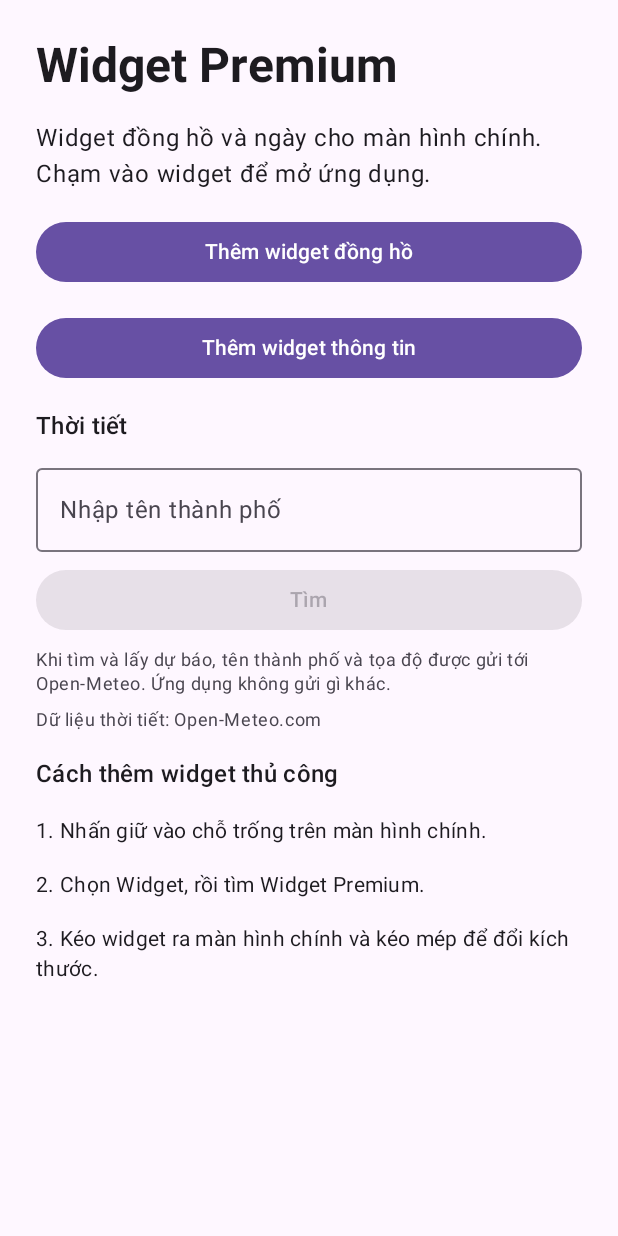
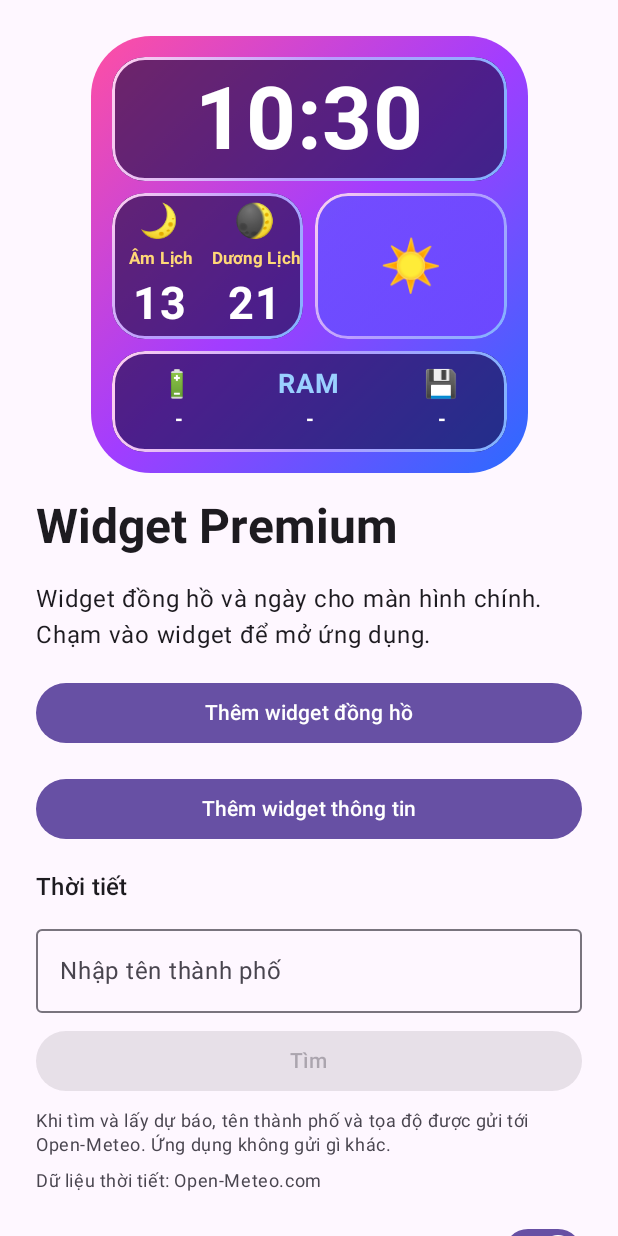
Before and after one commit to vava-prog/Widget-Premium, an Android app built with Jetpack Compose: the screen it shows after launch (MainActivity), on a phone screen of 412 x 824 dp. Run offline under Robolectric (Android 15) with nearby library versions, the phone set to English and light mode, and no system bars; 1 statement that could not run was skipped.

Commit message:
Live logo in app (real data, day/night) and day/night launcher icon via activity-alias with toggle
Co-Authored-By: Claude Sonnet 5.5 <noreply@anthropic.com>
Claude-Session: https://claude.ai/code/session_01Nk4VFSxSjZYMeE7WNy29ET

```diff
--- /dev/null
+++ b/app/src/main/java/com/vava/widgetpremium/LiveLogo.kt
@@ -0,0 +1,161 @@
+package com.vava.widgetpremium
+
+import androidx.compose.foundation.background
+import androidx.compose.foundation.border
+import androidx.compose.foundation.layout.Arrangement
+import androidx.compose.foundation.layout.Box
+import androidx.compose.foundation.layout.Column
+import androidx.compose.foundation.layout.Row
+import androidx.compose.foundation.layout.aspectRatio
+import androidx.compose.foundation.layout.fillMaxSize
+import androidx.compose.foundation.layout.fillMaxWidth
+import androidx.compose.foundation.layout.padding
+import androidx.compose.foundation.shape.RoundedCornerShape
+import androidx.compose.material3.Text
+import androidx.compose.runtime.Composable
+import androidx.compose.runtime.LaunchedEffect
+import androidx.compose.runtime.getValue
+import androidx.compose.runtime.mutableStateOf
+import androidx.compose.runtime.remember
+import androidx.compose.runtime.setValue
+import androidx.compose.ui.Alignment
+import androidx.compose.ui.Modifier
+import androidx.compose.ui.draw.clip
+import androidx.compose.ui.graphics.Brush
+import androidx.compose.ui.graphics.Color
+import androidx.compose.ui.platform.LocalContext
+import androidx.compose.ui.res.stringResource
+import androidx.compose.ui.text.font.FontWeight
+import androidx.compose.ui.text.style.TextAlign
+import androidx.compose.ui.unit.dp
+import androidx.compose.ui.unit.sp
+import java.util.Calendar
+import kotlin.math.roundToInt
+import kotlinx.coroutines.delay
+
+/**
+ * Logo sống: cùng bố cục với biểu tượng ứng dụng nhưng mọi con số là dữ liệu thật
+ * (giờ, ngày dương/âm, thời tiết, pin, RAM, bộ nhớ). Nền đổi theo ban ngày hoặc ban đêm thật.
+ */
+@Composable
+fun LiveLogo(modifier: Modifier = Modifier) {
+    val context = LocalContext.current
+    var now by remember { mutableStateOf(System.currentTimeMillis()) }
+    var battery by remember { mutableStateOf(DeviceStats.battery(context)) }
+    var ram by remember { mutableStateOf(DeviceStats.ram(context)) }
+    var storage by remember { mutableStateOf(DeviceStats.storage()) }
+    var weather by remember { mutableStateOf(WeatherStore.cached(context)) }
+    var isDay by remember { mutableStateOf(WidgetUpdater.isDay(context)) }
+
+    // Giờ: cập nhật đúng lúc sang phút mới
+    LaunchedEffect(Unit) {
+        while (true) {
+            now = System.currentTimeMillis()
+            isDay = WidgetUpdater.isDay(context, now)
+            delay(60_000L - now % 60_000L + 50L)
+        }
+    }
+    // Số liệu máy và thời tiết: mỗi 30 giây
+    LaunchedEffect(Unit) {
+        while (true) {
+            battery = DeviceStats.battery(context)
+            ram = DeviceStats.ram(context)
+            storage = DeviceStats.storage()
+            weather = WeatherStore.cached(context)
+            delay(30_000L)
+        }
+    }
+
+    val calendar = Calendar.getInstance().apply { timeInMillis = now }
+    val lunar = LunarCalendar.fromSolar(
+        calendar.get(Calendar.DAY_OF_MONTH), calendar.get(Calendar.MONTH) + 1, calendar.get(Calendar.YEAR)
+    )
+    val hour = calendar.get(Calendar.HOUR_OF_DAY)
+    val minute = calendar.get(Calendar.MINUTE)
+
+    val colors = if (isDay) {
+        listOf(Color(0xFFFF4FA3), Color(0xFFA23DFF), Color(0xFF2A6BFF))
+    } else {
+        listOf(Color(0xFF3A1F7A), Color(0xFF1B1F6B), Color(0xFF0E2A66))
+    }
+    val panelShape = RoundedCornerShape(22.dp)
+    val panelColor = Color(0x99140B3F)
+    val edge = Brush.linearGradient(listOf(Color(0xFFFFD1EF), Color(0xFFB99CFF), Color(0xFF7FB4FF)))
+
+    Box(
+        modifier
+            .fillMaxWidth()
+            .aspectRatio(1f)
+            .clip(RoundedCornerShape(40.dp))
+            .background(Brush.linearGradient(colors))
+            .padding(14.dp)
+    ) {
+        Column(Modifier.fillMaxSize(), verticalArrangement = Arrangement.spacedBy(8.dp)) {
+            // Đồng hồ
+            Box(
+                Modifier.fillMaxWidth().weight(1.1f).clip(panelShape).background(panelColor).border(2.dp, edge, panelShape),
+                contentAlignment = Alignment.Center
+            ) {
+                Text(
+                    String.format("%02d:%02d", hour, minute),
+                    color = Color.White, fontSize = 58.sp, fontWeight = FontWeight.Bold
+                )
+            }
+            Row(Modifier.fillMaxWidth().weight(1.3f), horizontalArrangement = Arrangement.spacedBy(8.dp)) {
+                // Lịch âm dương
+                Row(
+                    Modifier.weight(1f).fillMaxSize().clip(panelShape).background(panelColor).border(2.dp, edge, panelShape),
+                    verticalAlignment = Alignment.CenterVertically
+                ) {
+                    DateColumn("🌙", stringResource(R.string.logo_lunar), lunar.day.toString(), Modifier.weight(1f))
+                    DateColumn("🌒", stringResource(R.string.logo_solar), calendar.get(Calendar.DAY_OF_MONTH).toString(), Modifier.weight(1f))
+                }
+                // Thời tiết
+                val w = weather
+                Column(
+                    Modifier.weight(1f).fillMaxSize().clip(panelShape)
+                        .background(Brush.linearGradient(listOf(Color(0x994A5BFF), Color(0x997A3CFF))))
+                        .border(2.dp, edge, panelShape),
+                    horizontalAlignment = Alignment.CenterHorizontally,
+                    verticalArrangement = Arrangement.Center
+                ) {
+                    if (w != null) {
+                        Text(Condition.fromWmo(w.code).emoji(isDay), fontSize = 34.sp)
+                        Text("${w.tempC.roundToInt()}°C", color = Color.White, fontSize = 22.sp, fontWeight = FontWeight.Bold)
+                    } else {
+                        Text(if (isDay) "☀️" else "🌙", fontSize = 34.sp)
+                    }
+                }
+            }
+            // Thông số máy
+            Row(
+                Modifier.fillMaxWidth().weight(0.9f).clip(panelShape).background(panelColor).border(2.dp, edge, panelShape),
+                verticalAlignment = Alignment.CenterVertically
+            ) {
+                val b = battery
+                Stat("🔋", if (b != null) "${b.percent}%" + if (b.charging) "⚡" else "" else "-", Modifier.weight(1f))
+                val r = ram
+                Stat("RAM", if (r != null) Formats.gb(r.usedBytes) + "/" + Formats.gb(r.totalBytes) else "-", Modifier.weight(1f))
+                val s = storage
+                Stat("💾", if (s != null) Formats.gb(s.usedBytes) + "/" + Formats.gb(s.totalBytes) else "-", Modifier.weight(1f))
+            }
+        }
+    }
+}
+
+@Composable
+private fun DateColumn(moon: String, label: String, day: String, modifier: Modifier) {
+    Column(modifier, horizontalAlignment = Alignment.CenterHorizontally) {
+        Text(moon, fontSize = 22.sp)
+        Text(label, color = Color(0xFFFFD877), fontSize = 11.sp, fontWeight = FontWeight.Bold, textAlign = TextAlign.Center)
+        Text(day, color = Color.White, fontSize = 30.sp, fontWeight = FontWeight.Bold)
+    }
+}
+
+@Composable
+private fun Stat(icon: String, value: String, modifier: Modifier) {
+    Column(modifier, horizontalAlignment = Alignment.CenterHorizontally) {
+        Text(icon, color = Color(0xFF9AD0FF), fontSize = 18.sp, fontWeight = FontWeight.Bold)
+        Text(value, color = Color.White, fontSize = 13.sp, fontWeight = FontWeight.Bold, textAlign = TextAlign.Center)
+    }
+}
--- a/app/src/main/java/com/vava/widgetpremium/MainActivity.kt
+++ b/app/src/main/java/com/vava/widgetpremium/MainActivity.kt
@@ -19,8 +19,15 @@ import androidx.compose.foundation.verticalScroll
 import androidx.compose.material3.Button
 import androidx.compose.material3.MaterialTheme
 import androidx.compose.material3.Surface
+import androidx.compose.material3.Switch
 import androidx.compose.material3.Text
+import androidx.compose.foundation.layout.Row
 import androidx.compose.runtime.Composable
+import androidx.compose.runtime.getValue
+import androidx.compose.runtime.mutableStateOf
+import androidx.compose.runtime.remember
+import androidx.compose.runtime.setValue
+import androidx.compose.ui.Alignment
 import androidx.compose.ui.Modifier
 import androidx.compose.ui.platform.LocalContext
 import androidx.compose.ui.res.stringResource
@@ -28,10 +35,17 @@ import androidx.compose.ui.text.font.FontWeight
 import androidx.compose.ui.unit.dp
 
 class MainActivity : ComponentActivity() {
+    /** Đổi biểu tượng ngày/đêm khi rời ứng dụng, tránh đổi lúc đang mở. */
+    override fun onStop() {
+        super.onStop()
+        LauncherIcon.apply(this, WidgetUpdater.isDay(this))
+    }
+
     override fun onCreate(savedInstanceState: Bundle?) {
         super.onCreate(savedInstanceState)
         enableEdgeToEdge()
         if (WeatherStore.city(this) != null) WeatherScheduler.schedule(this)
+        DayNightScheduler.scheduleNext(this)
         setContent {
             WidgetPremiumTheme {
                 HomeScreen()
@@ -52,6 +66,7 @@ private fun HomeScreen() {
                 .padding(24.dp),
             verticalArrangement = Arrangement.spacedBy(16.dp)
         ) {
+            LiveLogo(Modifier.fillMaxWidth(0.8f).align(Alignment.CenterHorizontally))
             Text(
                 stringResource(R.string.app_name),
                 style = MaterialTheme.typography.headlineLarge,
@@ -71,11 +86,36 @@ private fun HomeScreen() {
                 Text(stringResource(R.string.btn_add_info_widget))
             }
             WeatherSection()
+            IconSwitchRow()
             Text(stringResource(R.string.guide_title), style = MaterialTheme.typography.titleMedium)
             steps.forEachIndexed { index, res ->
                 Text("${index + 1}. " + stringResource(res), style = MaterialTheme.typography.bodyMedium)
             }
         }
+    }
+}
+
+@Composable
+private fun IconSwitchRow() {
+    val context = LocalContext.current
+    var enabled by remember { mutableStateOf(LauncherIcon.isFeatureEnabled(context)) }
+    Column(verticalArrangement = Arrangement.spacedBy(4.dp)) {
+        Row(horizontalArrangement = Arrangement.spacedBy(12.dp), verticalAlignment = Alignment.CenterVertically) {
+            Text(
+                stringResource(R.string.icon_switch_title),
+                modifier = Modifier.weight(1f),
+                style = MaterialTheme.typography.bodyLarge
+            )
+            Switch(checked = enabled, onCheckedChange = {
+                enabled = it
+                LauncherIcon.setFeatureEnabled(context, it)
+            })
+        }
+        Text(
+            stringResource(R.string.icon_switch_hint),
+            style = MaterialTheme.typography.bodySmall,
+            color = MaterialTheme.colorScheme.onSurfaceVariant
+        )
     }
 }
 
--- a/app/src/main/java/com/vava/widgetpremium/WidgetUpdater.kt
+++ b/app/src/main/java/com/vava/widgetpremium/WidgetUpdater.kt
@@ -21,6 +21,7 @@ object WidgetUpdater {
     fun updateAll(context: Context) {
         ClockWidgetProvider.updateAll(context)
         InfoWidgetProvider.updateAll(context)
+        LauncherIcon.apply(context, isDay(context))
     }
 }
 
--- /dev/null
+++ b/app/src/main/res/mipmap-anydpi-v26/ic_launcher_night.xml
@@ -0,0 +1,5 @@
+<?xml version="1.0" encoding="utf-8"?>
+<adaptive-icon xmlns:android="http://schemas.android.com/apk/res/android">
+    <background android:drawable="@drawable/ic_launcher_bg_night" />
+    <foreground android:drawable="@drawable/ic_launcher_foreground" />
+</adaptive-icon>
--- a/app/src/main/res/values/strings.xml
+++ b/app/src/main/res/values/strings.xml
@@ -42,4 +42,8 @@
     <string name="cond_snow">Tuyết</string>
     <string name="cond_thunder">Dông</string>
     <string name="cond_unknown">Không rõ</string>
+    <string name="logo_lunar">Âm Lịch</string>
+    <string name="logo_solar">Dương Lịch</string>
+    <string name="icon_switch_title">Đổi biểu tượng app theo ngày/đêm</string>
+    <string name="icon_switch_hint">Biểu tượng đổi nền khi mặt trời mọc hoặc lặn. Một số launcher có thể làm biểu tượng nhấp nháy khi đổi; hãy tắt nếu bạn gặp tình trạng này.</string>
 </resources>
```
Also changed, not shown: app/src/main/AndroidManifest.xml (+26 -2 lines), app/src/main/java/com/vava/widgetpremium/LauncherIcon.kt (added, +41 -0 lines), app/src/main/res/drawable-nodpi/ic_launcher_bg_night.png (added), 2 other files.
